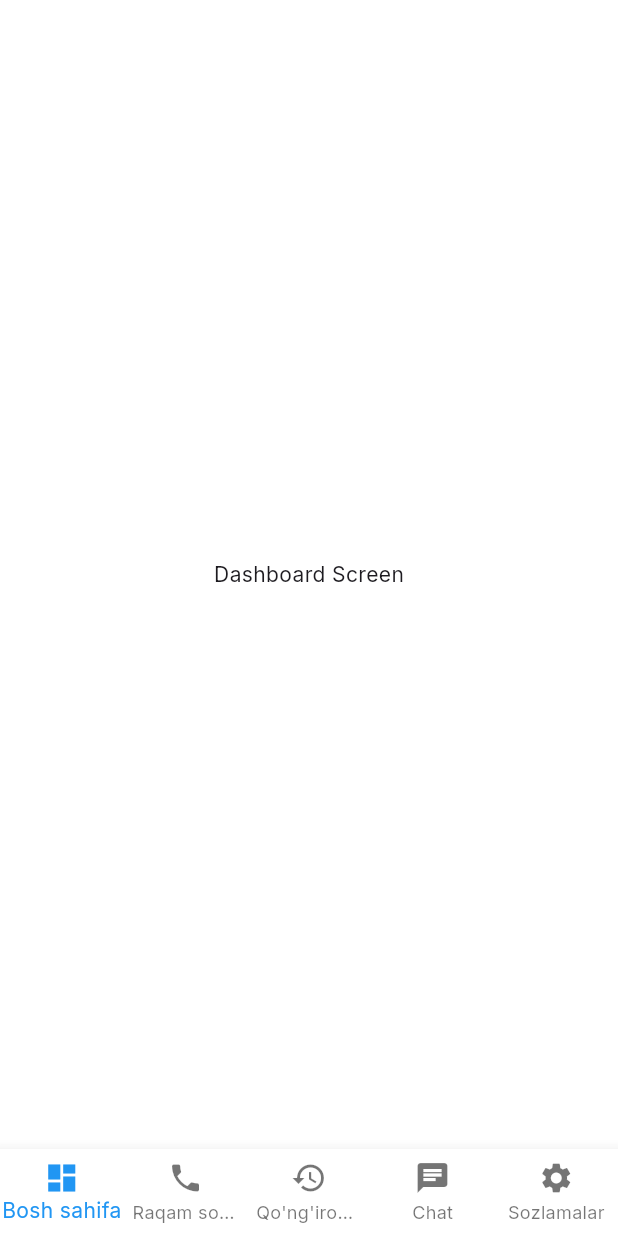
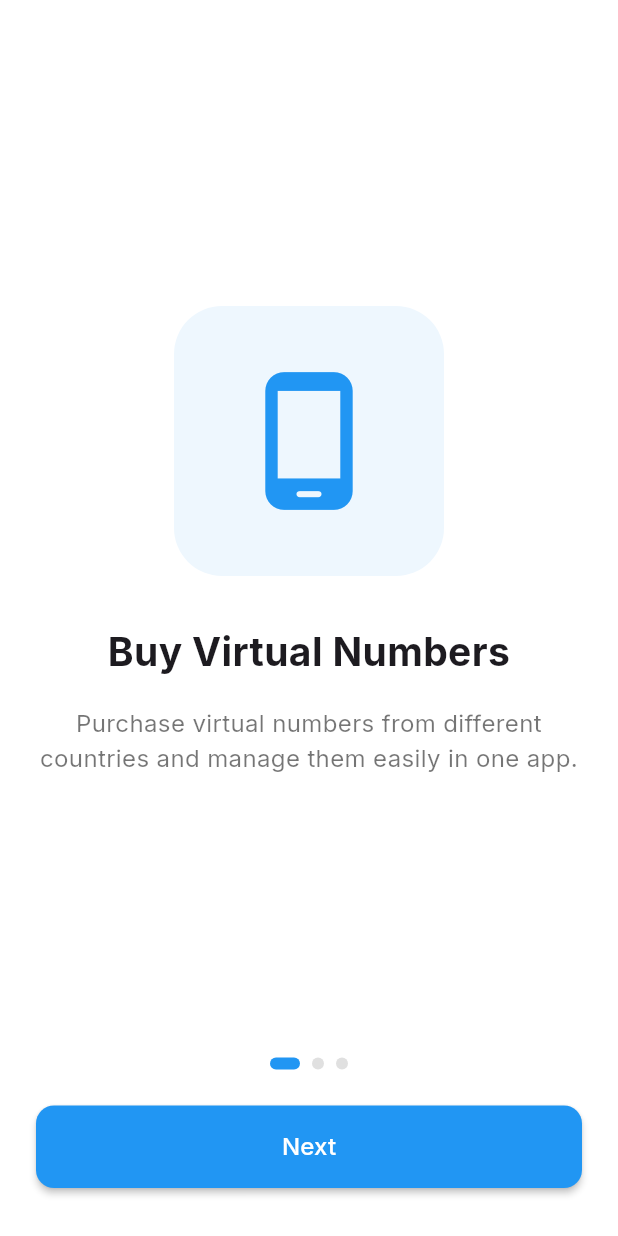
Before and after one commit to Turgunoff/zentrocall_app, a Flutter app: the screen it shows after launch, on a phone screen of 412 x 824 dp. Run offline on Flutter 3.47's test engine with Material 3 defaults, Android fonts, the phone set to English and light mode, and no system bars; our stand-ins replace equatable, flutter_bloc, google_fonts, iconsax, shared_preferences.

Commit message:
Add iconsax dependency and update app navigation
- Added `iconsax` dependency in `pubspec.yaml` for icon usage.
- Changed initial route in `main.dart` to `splash`.
- Refactored `AppRoutes` to include onboarding and login screens.
- Updated `SplashScreen` to handle navigation based on onboarding status.
- Enhanced `DashboardScreen` with a new AppBar and integrated iconsax icons for better UI consistency.
- Modified `DashboardActionButton` background color and removed shadow for a cleaner look.

```diff
--- /dev/null
+++ b/lib/features/onboarding/presentation/screens/onboarding_screen.dart
@@ -0,0 +1,190 @@
+import 'package:flutter/material.dart';
+import 'package:shared_preferences/shared_preferences.dart';
+
+class OnboardingScreen extends StatefulWidget {
+  const OnboardingScreen({super.key});
+
+  @override
+  State<OnboardingScreen> createState() => _OnboardingScreenState();
+}
+
+class _OnboardingScreenState extends State<OnboardingScreen> {
+  final PageController _controller = PageController();
+  int _currentPage = 0;
+
+  final List<_OnboardingPageData> _pages = [
+    _OnboardingPageData(
+      icon: Icons.phone_android_rounded,
+      title: 'Buy Virtual Numbers',
+      description:
+          'Purchase virtual numbers from different countries and manage them easily in one app.',
+    ),
+    _OnboardingPageData(
+      icon: Icons.call_rounded,
+      title: 'Call & SMS Worldwide',
+      description:
+          'Make high-quality VoIP calls and send SMS globally at the lowest rates.',
+    ),
+    _OnboardingPageData(
+      icon: Icons.lock_rounded,
+      title: 'Secure & Private',
+      description:
+          'Your calls and messages are encrypted and your privacy is always protected.',
+    ),
+  ];
+
+  void _nextPage() async {
+    if (_currentPage < _pages.length - 1) {
+      _controller.nextPage(
+        duration: const Duration(milliseconds: 300),
+        curve: Curves.easeInOut,
+      );
+    } else {
+      final prefs = await SharedPreferences.getInstance();
+      await prefs.setBool('seen_onboarding', true);
+      if (!mounted) return;
+      Navigator.of(context).pushReplacementNamed('/login');
+    }
+  }
+
+  @override
+  Widget build(BuildContext context) {
+    final theme = Theme.of(context);
+    return Scaffold(
+      body: SafeArea(
+        child: Column(
+          children: [
+            Expanded(
+              child: PageView.builder(
+                controller: _controller,
+                itemCount: _pages.length,
+                onPageChanged: (index) {
+                  setState(() => _currentPage = index);
+                },
+                itemBuilder: (context, index) {
+                  final page = _pages[index];
+                  return Padding(
+                    padding: const EdgeInsets.symmetric(
+                      horizontal: 24,
+                      vertical: 16,
+                    ),
+                    child: Column(
+                      mainAxisAlignment: MainAxisAlignment.center,
+                      children: [
+                        const SizedBox(height: 16),
+                        Container(
+                          height: 180,
+                          width: 180,
+                          decoration: BoxDecoration(
+                            color: theme.colorScheme.primary.withOpacity(0.08),
+                            borderRadius: BorderRadius.circular(32),
+                          ),
+                          child: Icon(
+                            page.icon,
+                            size: 100,
+                            color: theme.colorScheme.primary,
+                          ),
+                        ),
+                        const SizedBox(height: 32),
+                        Text(
+                          page.title,
+                          style: const TextStyle(
+                            fontSize: 26,
+                            fontWeight: FontWeight.bold,
+                          ),
+                          textAlign: TextAlign.center,
+                        ),
+                        const SizedBox(height: 18),
+                        Text(
+                          page.description,
+                          style: const TextStyle(
+                            fontSize: 16,
+                            color: Colors.black54,
+                          ),
+                          textAlign: TextAlign.center,
+                        ),
+                      ],
+                    ),
+                  );
+                },
+              ),
+            ),
+            Row(
+              mainAxisAlignment: MainAxisAlignment.center,
+              children: List.generate(
+                _pages.length,
+                (index) => AnimatedContainer(
+                  duration: const Duration(milliseconds: 200),
+                  margin: const EdgeInsets.symmetric(horizontal: 4),
+                  width: _currentPage == index ? 20 : 8,
+                  height: 8,
+                  decoration: BoxDecoration(
+                    color: _currentPage == index
+                        ? theme.colorScheme.primary
+                        : Colors.grey[300],
+                    borderRadius: BorderRadius.circular(4),
+                  ),
+                ),
+              ),
+            ),
+            const SizedBox(height: 24),
+            Padding(
+              padding: const EdgeInsets.symmetric(horizontal: 24),
+              child: Row(
+                children: [
+                  if (_currentPage > 0)
+                    Expanded(
+                      child: TextButton(
+                        onPressed: () {
+                          _controller.previousPage(
+                            duration: const Duration(milliseconds: 300),
+                            curve: Curves.easeInOut,
+                          );
+                        },
+                        child: const Text(
+                          'Back',
+                          style: TextStyle(color: Colors.blue),
+                        ),
+                      ),
+                    ),
+                  if (_currentPage > 0) const SizedBox(width: 12),
+                  Expanded(
+                    child: ElevatedButton(
+                      style: ElevatedButton.styleFrom(
+                        backgroundColor: Colors.blue,
+                        shape: RoundedRectangleBorder(
+                          borderRadius: BorderRadius.circular(12),
+                        ),
+                        padding: const EdgeInsets.symmetric(vertical: 16),
+                      ),
+                      onPressed: _nextPage,
+                      child: Text(
+                        _currentPage == _pages.length - 1
+                            ? 'Get Started'
+                            : 'Next',
+                        style: const TextStyle(fontSize: 16),
+                      ),
+                    ),
+                  ),
+                ],
+              ),
+            ),
+            const SizedBox(height: 32),
+          ],
+        ),
+      ),
+    );
+  }
+}
+
+class _OnboardingPageData {
+  final IconData icon;
+  final String title;
+  final String description;
+
+  const _OnboardingPageData({
+    required this.icon,
+    required this.title,
+    required this.description,
+  });
+}
--- a/lib/main.dart
+++ b/lib/main.dart
@@ -34,11 +34,8 @@
       // ],
       // locale: const Locale('uz', 'UZ'), // Boshlang'ich til
       // Navigatsiya
-      initialRoute: AppRoutes.home,
+      initialRoute: AppRoutes.splash,
       onGenerateRoute: AppRoutes.generateRoute,
-
-      // BLoC Provider
-      home: const SplashScreen(),
     );
   }
 }
--- a/lib/routes.dart
+++ b/lib/routes.dart
@@ -1,5 +1,10 @@
 import 'package:flutter/material.dart';
 import 'package:flutter_bloc/flutter_bloc.dart';
+import 'package:iconsax/iconsax.dart';
+import 'package:zentrocall_app/features/dashboard/presentation/screens/dashboard_screen.dart';
+import 'package:zentrocall_app/features/onboarding/presentation/screens/onboarding_screen.dart';
+import 'package:zentrocall_app/features/auth/presentation/screens/login_screen.dart';
+import 'package:shared_preferences/shared_preferences.dart';
 
 /// Ilova uchun navigatsiya va marshrutizatsiya
 class AppRoutes {
@@ -23,7 +28,9 @@ class AppRoutes {
 
     if (name == splash) {
       return MaterialPageRoute(builder: (_) => const SplashScreen());
-    } else if (name == login) {
+    } else if (name == '/onboarding') {
+      return MaterialPageRoute(builder: (_) => const OnboardingScreen());
+    } else if (name == '/login') {
       return MaterialPageRoute(builder: (_) => const LoginScreen());
     } else if (name == register) {
       return MaterialPageRoute(builder: (_) => const RegisterScreen());
@@ -60,8 +67,30 @@ class AppRoutes {
 }
 
 /// Splash Screen
-class SplashScreen extends StatelessWidget {
+class SplashScreen extends StatefulWidget {
   const SplashScreen({super.key});
+
+  @override
+  State<SplashScreen> createState() => _SplashScreenState();
+}
+
+class _SplashScreenState extends State<SplashScreen> {
+  @override
+  void initState() {
+    super.initState();
+    _navigate();
+  }
+
+  Future<void> _navigate() async {
+    await Future.delayed(const Duration(seconds: 2));
+    final prefs = await SharedPreferences.getInstance();
+    final seenOnboarding = prefs.getBool('seen_onboarding') ?? false;
+    if (seenOnboarding) {
+      Navigator.of(context).pushReplacementNamed('/login');
+    } else {
+      Navigator.of(context).pushReplacementNamed('/onboarding');
+    }
+  }
 
   @override
   Widget build(BuildContext context) {
@@ -116,22 +145,15 @@ class _HomeScreenState extends State<HomeScreen> {
           });
         },
         items: const [
+          BottomNavigationBarItem(icon: Icon(Iconsax.home_2), label: 'Home'),
           BottomNavigationBarItem(
-            icon: Icon(Icons.dashboard),
-            label: 'Bosh sahifa',
+            icon: Icon(Iconsax.category),
+            label: 'Numbers',
           ),
+          BottomNavigationBarItem(icon: Icon(Iconsax.call), label: 'Calls'),
           BottomNavigationBarItem(
-            icon: Icon(Icons.phone),
-            label: 'Raqam sotib olish',
-          ),
-          BottomNavigationBarItem(
-            icon: Icon(Icons.history),
-            label: 'Qo\'ng\'iroqlar tarixi',
-          ),
-          BottomNavigationBarItem(icon: Icon(Icons.chat), label: 'Chat'),
-          BottomNavigationBarItem(
-            icon: Icon(Icons.settings),
-            label: 'Sozlamalar',
+            icon: Icon(Iconsax.setting),
+            label: 'Settings',
           ),
         ],
       ),
@@ -139,26 +161,11 @@ class _HomeScreenState extends State<HomeScreen> {
   }
 }
 
-// Placeholder sahifalar (keyinchalik to'ldiriladi)
-class LoginScreen extends StatelessWidget {
-  const LoginScreen({super.key});
-  @override
-  Widget build(BuildContext context) =>
-      const Scaffold(body: Center(child: Text('Login Screen')));
-}
-
 class RegisterScreen extends StatelessWidget {
   const RegisterScreen({super.key});
   @override
   Widget build(BuildContext context) =>
       const Scaffold(body: Center(child: Text('Register Screen')));
-}
-
-class DashboardScreen extends StatelessWidget {
-  const DashboardScreen({super.key});
-  @override
-  Widget build(BuildContext context) =>
-      const Scaffold(body: Center(child: Text('Dashboard Screen')));
 }
 
 class BuyNumberScreen extends StatelessWidget {
--- a/pubspec.yaml
+++ b/pubspec.yaml
@@ -44,6 +44,7 @@ dependencies:
 
   # Permissionlar
   permission_handler: ^11.3.1 # Telefon funksiyalari uchun permission so‘rash
+  iconsax: ^0.0.8
 
 dev_dependencies:
   flutter_test:
```
Also changed, not shown: lib/core/widgets/dashboard_action_button.dart (+3 -13 lines), lib/features/auth/presentation/screens/login_screen.dart (added, +250 -0 lines), lib/features/dashboard/presentation/screens/dashboard_screen.dart (+43 -45 lines), lib/core/theme/app_theme.dart (line endings or trailing spaces), pubspec.lock.
